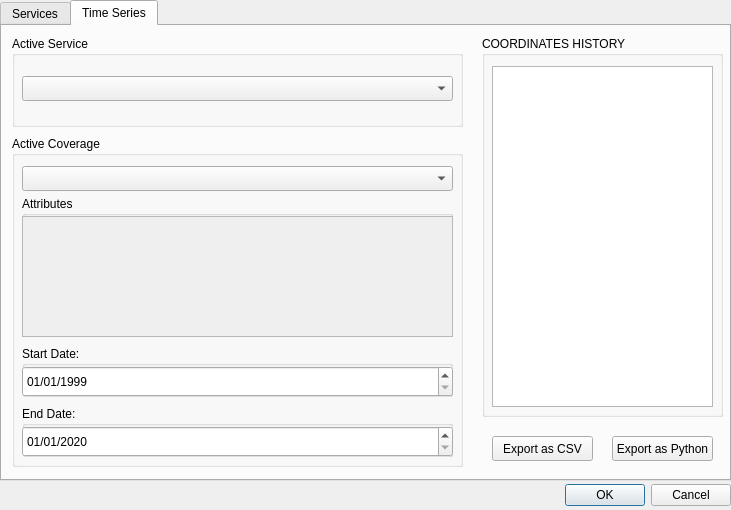
First picture: the form in wtss_qgis_dialog_base.ui, repository brazil-data-cube/wtss-qgis, before the edit.
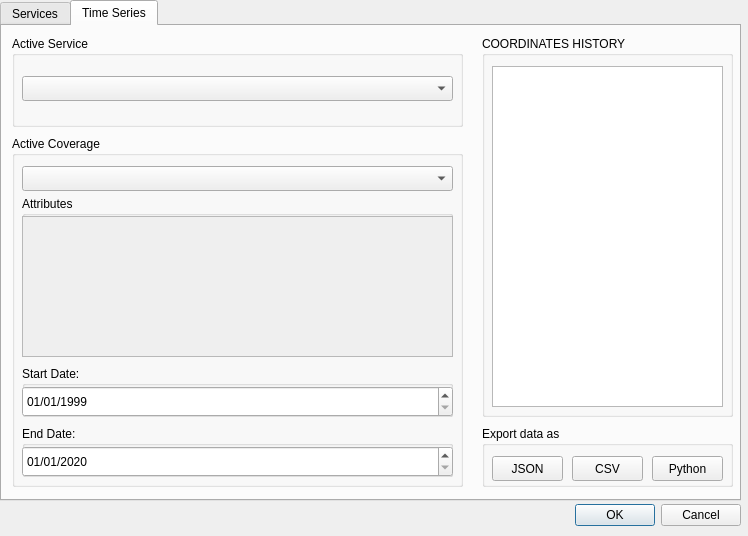
Second picture: the form after the edit.

Commit message: [#12] Preparing interface for files export

```diff
--- a/wtss_qgis_dialog_base.ui
+++ b/wtss_qgis_dialog_base.ui
@@ -6,8 +6,8 @@
    <rect>
     <x>0</x>
     <y>0</y>
-    <width>731</width>
-    <height>510</height>
+    <width>748</width>
+    <height>536</height>
    </rect>
   </property>
   <property name="windowTitle">
@@ -17,8 +17,8 @@
    <property name="geometry">
     <rect>
      <x>10</x>
-     <y>480</y>
-     <width>721</width>
+     <y>500</y>
+     <width>731</width>
      <height>31</height>
     </rect>
    </property>
@@ -37,8 +37,8 @@
     <rect>
      <x>0</x>
      <y>0</y>
-     <width>731</width>
-     <height>481</height>
+     <width>741</width>
+     <height>501</height>
     </rect>
    </property>
    <property name="tabPosition">
@@ -171,7 +171,7 @@
       <rect>
        <x>480</x>
        <y>10</y>
-       <width>241</width>
+       <width>251</width>
        <height>381</height>
       </rect>
      </property>
@@ -183,7 +183,7 @@
        <rect>
         <x>10</x>
         <y>30</y>
-        <width>221</width>
+        <width>231</width>
         <height>341</height>
        </rect>
       </property>
@@ -195,7 +195,7 @@
        <x>10</x>
        <y>110</y>
        <width>451</width>
-       <height>331</height>
+       <height>351</height>
       </rect>
      </property>
      <property name="title">
@@ -207,7 +207,7 @@
         <x>10</x>
         <y>60</y>
         <width>431</width>
-        <height>141</height>
+        <height>161</height>
        </rect>
       </property>
       <property name="title">
@@ -219,7 +219,7 @@
          <x>0</x>
          <y>20</y>
          <width>431</width>
-         <height>121</height>
+         <height>141</height>
         </rect>
        </property>
        <property name="widgetResizable">
@@ -231,7 +231,7 @@
           <x>0</x>
           <y>0</y>
           <width>429</width>
-          <height>119</height>
+          <height>139</height>
          </rect>
         </property>
        </widget>
@@ -241,7 +241,7 @@
       <property name="geometry">
        <rect>
         <x>10</x>
-        <y>210</y>
+        <y>230</y>
         <width>431</width>
         <height>51</height>
        </rect>
@@ -277,7 +277,7 @@
       <property name="geometry">
        <rect>
         <x>10</x>
-        <y>270</y>
+        <y>290</y>
         <width>431</width>
         <height>51</height>
        </rect>
@@ -343,12 +343,24 @@
       </property>
      </widget>
     </widget>
+    <widget class="QGroupBox" name="exporting_files">
+     <property name="geometry">
+      <rect>
+       <x>480</x>
+       <y>400</y>
+       <width>251</width>
+       <height>61</height>
+      </rect>
+     </property>
+     <property name="title">
+      <string>Export data as</string>
+     </property>
     <widget class="QPushButton" name="export_as_csv">
      <property name="geometry">
       <rect>
-       <x>490</x>
-       <y>410</y>
-       <width>101</width>
+        <x>90</x>
+        <y>30</y>
+        <width>71</width>
        <height>25</height>
       </rect>
      </property>
@@ -358,15 +370,15 @@
       </font>
      </property>
      <property name="text">
-      <string>Export as CSV</string>
+       <string>CSV</string>
      </property>
     </widget>
     <widget class="QPushButton" name="export_as_python">
      <property name="geometry">
       <rect>
-       <x>610</x>
-       <y>410</y>
-       <width>101</width>
+        <x>170</x>
+        <y>30</y>
+        <width>71</width>
        <height>25</height>
       </rect>
      </property>
@@ -376,8 +388,27 @@
       </font>
      </property>
      <property name="text">
-      <string>Export as Python</string>
-     </property>
+       <string>Python</string>
+      </property>
+     </widget>
+     <widget class="QPushButton" name="export_as_json">
+      <property name="geometry">
+       <rect>
+        <x>10</x>
+        <y>30</y>
+        <width>71</width>
+        <height>25</height>
+       </rect>
+      </property>
+      <property name="font">
+       <font>
+        <pointsize>9</pointsize>
+       </font>
+      </property>
+      <property name="text">
+       <string>JSON</string>
+      </property>
+     </widget>
     </widget>
    </widget>
   </widget>
```
Left out of the diff: 16 changed lines with no effect on the pictures. Lines whose indentation alone changed are shown as unchanged.
